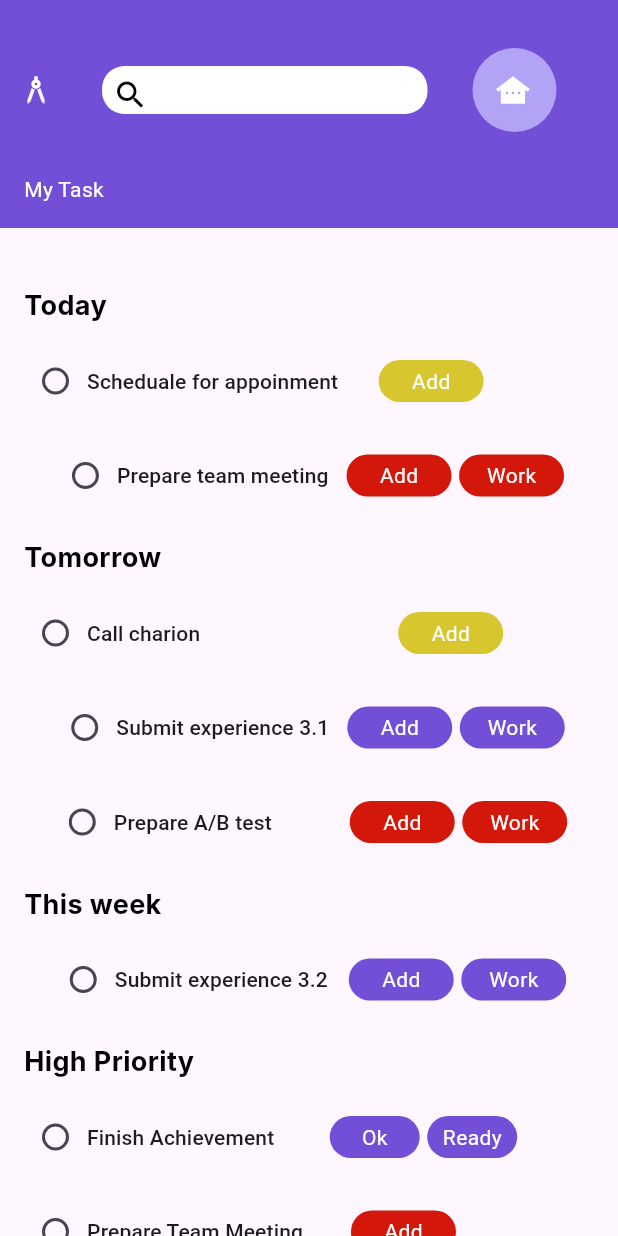
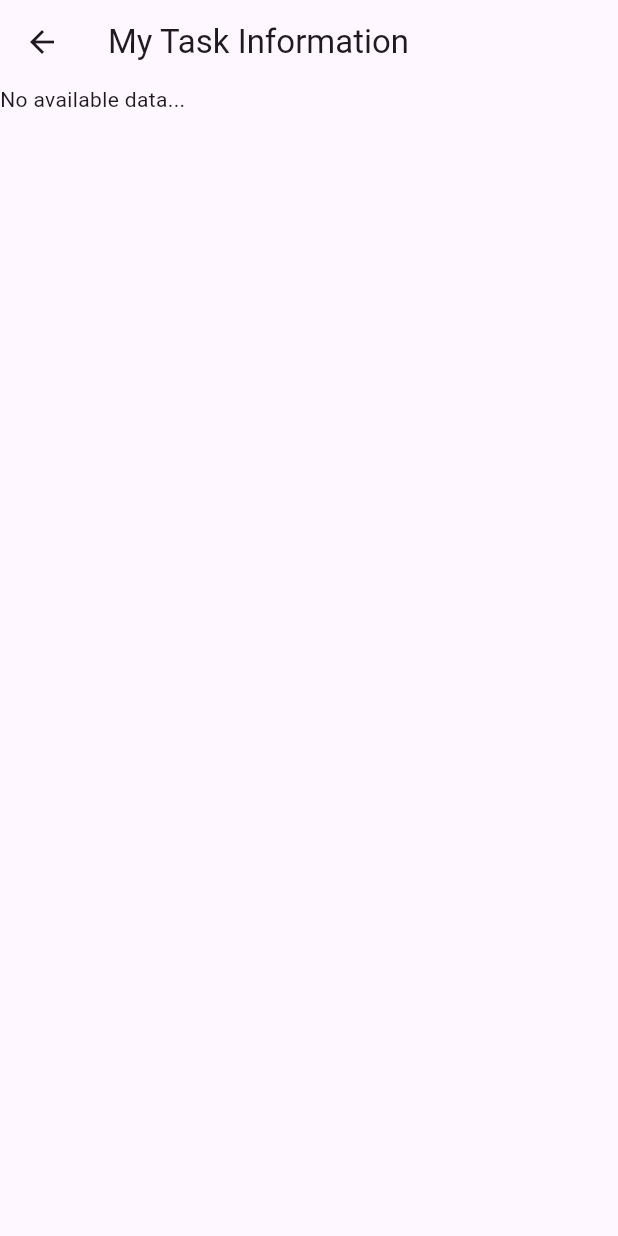
Before and after one commit to shraddhagaudani/todo_list_app, a Flutter app: the List_component screen opened directly, after a tap on the "other houses" icon, on a phone screen of 412 x 824 dp. Run offline on Flutter 3.47's test engine with Material 2 defaults, Android fonts, the phone set to English and light mode, and no system bars; our stand-ins replace firebase_auth, firebase_core, get, get_storage, google_sign_in, sqflite; accounts and stored records are empty; Roboto replaces fonts that are missing (Inter).

Commit message:
19/09/23

```diff
--- a/lib/components/list_component.dart
+++ b/lib/components/list_component.dart
@@ -1,4 +1,9 @@
 import 'package:flutter/material.dart';
+import 'package:get/get.dart';
+import 'package:get/get_core/src/get_main.dart';
+import 'package:todo_list_app/controllers/theme_controller.dart';
+import 'package:todo_list_app/helpers/db_helper.dart';
+import 'package:todo_list_app/models/todo_model.dart';
 
 class List_component extends StatefulWidget {
   const List_component({super.key});
@@ -14,6 +19,8 @@ class _List_componentState extends State<List_component> {
   String? highpriority;
   String? mediumpriority;
   GlobalKey<ScaffoldState> scaffoldkey = GlobalKey<ScaffoldState>();
+
+  ThemeController themeController = Get.put(ThemeController());
 
   @override
   Widget build(BuildContext context) {
@@ -84,7 +91,7 @@ class _List_componentState extends State<List_component> {
                           ),
                         ),
                       ),
-                      SizedBox(
+                      const SizedBox(
                         width: 30,
                       ),
                       Container(
@@ -100,7 +107,9 @@ class _List_componentState extends State<List_component> {
                           child: Row(
                             children: [
                               IconButton(
-                                onPressed: () {},
+                                onPressed: () {
+                                  Get.toNamed('/my_taskinformationpage');
+                                },
                                 icon: const Icon(
                                   Icons.other_houses,
                                   color: Colors.white,
@@ -112,14 +121,21 @@ class _List_componentState extends State<List_component> {
                       )
                     ],
                   ),
-                  const Padding(
-                    padding: EdgeInsets.all(16),
+                   Padding(
+                    padding: const EdgeInsets.all(16),
                     child: Row(
                       children: [
-                        Text(
-                          "My Task",
-                          style: TextStyle(color: Colors.white),
-                        )
+                        GestureDetector(
+                          onTap: (){
+                            setState(() {
+
+                            });
+                          },
+                          child: const Text(
+                            "My Task",
+                            style: TextStyle(color: Colors.white),
+                          ),
+                        ),
                       ],
                     ),
                   ),
@@ -133,12 +149,13 @@ class _List_componentState extends State<List_component> {
                   const SizedBox(
                     height: 25,
                   ),
-                  const Row(
+
+                   Row(
                     children: [
                       Text(
                         'Today',
                         style: TextStyle(
-                          color: Colors.black,
+                          color: (themeController.themeModel.isdark)?Colors.white:Colors.black,
                           fontSize: 18,
                           fontFamily: 'Inter',
                           fontWeight: FontWeight.w700,
@@ -236,19 +253,19 @@ class _List_componentState extends State<List_component> {
                   const SizedBox(
                     height: 20,
                   ),
-                  const Row(
+                   Row(
                     children: [
                       Text(
                         'Tomorrow',
                         style: TextStyle(
-                          color: Colors.black,
+                          color: (themeController.themeModel.isdark)?Colors.white:Colors.black,
                           fontSize: 18,
                           fontFamily: 'Inter',
                           fontWeight: FontWeight.w700,
                           height: 0,
                         ),
                       ),
-                      SizedBox(
+                      const SizedBox(
                         height: 15,
                       ),
                     ],
@@ -388,12 +405,12 @@ class _List_componentState extends State<List_component> {
                   const SizedBox(
                     height: 20,
                   ),
-                  const Row(
+                   Row(
                     children: [
                       Text(
                         'This week',
                         style: TextStyle(
-                          color: Colors.black,
+                          color: (themeController.themeModel.isdark)?Colors.white:Colors.black,
                           fontSize: 18,
                           fontFamily: 'Inter',
                           fontWeight: FontWeight.w700,
@@ -457,12 +474,12 @@ class _List_componentState extends State<List_component> {
                   const SizedBox(
                     height: 20,
                   ),
-                  const Row(
+                   Row(
                     children: [
                       Text(
                         'High Priority',
                         style: TextStyle(
-                          color: Colors.black,
+                          color: (themeController.themeModel.isdark)?Colors.white:Colors.black,
                           fontSize: 18,
                           fontFamily: 'Inter',
                           fontWeight: FontWeight.w700,
@@ -584,12 +601,12 @@ class _List_componentState extends State<List_component> {
                   const SizedBox(
                     height: 20,
                   ),
-                  const Row(
+                   Row(
                     children: [
                       Text(
                         'Medium Priority',
                         style: TextStyle(
-                          color: Colors.black,
+                          color: (themeController.themeModel.isdark)?Colors.white:Colors.black,
                           fontSize: 18,
                           fontFamily: 'Inter',
                           fontWeight: FontWeight.w700,
@@ -730,12 +747,12 @@ class _List_componentState extends State<List_component> {
                   const SizedBox(
                     height: 20,
                   ),
-                  const Row(
+                   Row(
                     children: [
                       Text(
                         'Medium Priority',
                         style: TextStyle(
-                          color: Colors.black,
+                          color: (themeController.themeModel.isdark)?Colors.white:Colors.black,
                           fontSize: 18,
                           fontFamily: 'Inter',
                           fontWeight: FontWeight.w700,
@@ -779,6 +796,59 @@ class _List_componentState extends State<List_component> {
                   ),
                 ],
               ),
+            ),
+            const SizedBox(
+              height: 10,
+            ),
+            Padding(
+              padding: const EdgeInsets.all(16),
+              child: ElevatedButton(
+                style: ButtonStyle(
+                  backgroundColor:
+                      MaterialStatePropertyAll(Colors.deepPurple.shade400),
+                ),
+                onPressed: () async{
+                  ListMyTaskModel listMyTaskModel = ListMyTaskModel(
+                      today: today!,
+                      tomorrow: tomorrow!,
+                      thisweek: thisweek!,
+                      highpriority: highpriority!,
+                      mediumpriority: mediumpriority!);
+
+                  int res = await DBHelper.dbHelper
+                      .insertListMyTask(data: listMyTaskModel);
+
+                  if (res >= 1) {
+                    Get.snackbar(
+                      "SUCCESS",
+                      "Project with id: $res inserted successfully...",
+                      backgroundColor: Colors.green,
+                      snackPosition: SnackPosition.BOTTOM,
+                    );
+                  } else {
+                    Get.snackbar(
+                      "FAILURE",
+                      "Project insertion failed...",
+                      backgroundColor: Colors.red,
+                      snackPosition: SnackPosition.BOTTOM,
+                    );
+                  }
+                  setState(() {
+                    today = null;
+                    tomorrow = null;
+                    thisweek = null;
+                    highpriority = null;
+                    mediumpriority = null;
+                  });
+                  // Get.toNamed('/my_taskinformationpage');
+                },
+                child: const Text(
+                  "Submit",
+                  style: TextStyle(
+                    color: Colors.white,
+                  ),
+                ),
+              ),
             )
           ],
         ),
--- a/lib/helpers/db_helper.dart
+++ b/lib/helpers/db_helper.dart
@@ -1,3 +1,4 @@
+import 'package:flutter/cupertino.dart';
 import 'package:path/path.dart';
 import 'package:sqflite/sqflite.dart';
 import 'package:todo_list_app/models/todo_model.dart';
@@ -7,6 +8,7 @@ class DBHelper {
 
   static final DBHelper dbHelper = DBHelper._();
   Database? db;
+
 //for homePage:
   Future initDB() async {
     String dbLocation = await getDatabasesPath();
@@ -18,6 +20,12 @@ class DBHelper {
           "CREATE TABLE IF NOT EXISTS todo(project_id INTEGER PRIMARY KEY AUTOINCREMENT,project_name TEXT NOT NULL,project_labels TEXT NOT NULL,project_status TEXT NOT NULL);";
 
       await db.execute(query);
+
+      //for list_components:
+      String listmytaskquery =
+          "CREATE TABLE IF NOT EXISTS listmytask(mytask_id INTEGER PRIMARY KEY AUTOINCREMENT,to_day TEXT NOT NULL,to_morrow TEXT NOT NULL,this_week TEXT NOT NULL,high_priority TEXT NOT NULL,medium_priority TEXT NOT NULL);";
+
+      await db.execute(listmytaskquery);
     });
   }
 
@@ -45,14 +53,55 @@ class DBHelper {
     return todomodel;
   }
 
- Future<int> deleteProject({required int id})async{
+  Future<int> deleteProject({required int id}) async {
     await initDB();
-  String query =   "DELETE FROM todo WHERE project_id=?";
+    String query = "DELETE FROM todo WHERE project_id=?";
 
-  List args = [id];
+    List args = [id];
 
-  int res = await db!.rawDelete(query,args);
+    int res = await db!.rawDelete(query, args);
 
-  return res;
+    return res;
+  }
+
+  //for list_components:
+  Future<int> insertListMyTask({required ListMyTaskModel data}) async {
+    await initDB();
+
+    String query =
+        "INSERT INTO listmytask(to_day,to_morrow,this_week,high_priority,medium_priority)VALUES(?,?,?,?,?);";
+
+    List args = [
+      data.today,
+      data.tomorrow,
+      data.thisweek,
+      data.highpriority,
+      data.mediumpriority,
+    ];
+
+    int res = await db!.rawInsert(query, args);
+    return res;
+  }
+
+  Future<List<ListMyTaskModel>> fetchListMyTask() async {
+    await initDB();
+
+    String query = "SELECT *FROM listmytask";
+
+    List<Map<String, dynamic>> res = await db!.rawQuery(query);
+
+    List<ListMyTaskModel> listmytaskmodel = await res.map((e) => ListMyTaskModel.fromMap(data: e)).toList();
+
+    return listmytaskmodel;
+  }
+
+ Future<int> deleteListMyTask({required int id})async{
+    await initDB();
+
+   String query =  "DELETE FROM listmytask WHERE mytask_id=?";
+   List args = [id];
+
+   int res = await db!.rawDelete(query,args);
+   return res;
   }
 }
--- a/lib/main.dart
+++ b/lib/main.dart
@@ -8,6 +8,7 @@ import 'package:todo_list_app/views/screens/home_page.dart';
 import 'package:todo_list_app/views/screens/intro_screen.dart';
 import 'package:todo_list_app/views/screens/list_page.dart';
 import 'package:todo_list_app/views/screens/login_page.dart';
+import 'package:todo_list_app/views/screens/my_task_informationpage.dart';
 import 'package:todo_list_app/views/screens/project_information_page.dart';
 import 'package:todo_list_app/views/screens/setting_page.dart';
 import 'package:todo_list_app/views/screens/splash_screen.dart';
@@ -37,6 +38,8 @@ void main() async{
         GetPage(name: '/calender_page', page: () => const Calender_page()),
         GetPage(name: '/setting_page', page: ()=>const Setting_page()),
         GetPage(name: '/project_information_page', page: ()=>const Project_information_page()),
+        GetPage(name: '/my_taskinformationpage', page: ()=>const My_taskinformation_page()),
+
       ],
     ),
   );
--- a/lib/models/todo_model.dart
+++ b/lib/models/todo_model.dart
@@ -42,10 +42,12 @@ class ListMyTaskModel {
 
   factory ListMyTaskModel.fromMap({required Map<String, dynamic> data}) {
     return ListMyTaskModel(
-        today: data['to_day'],
-        tomorrow: data['to_morrow'],
-        thisweek: data['this_week'],
-        highpriority: data['high_priority'],
-        mediumpriority: data['medium_priority']);
+      mytaskid: data['mytask_id'],
+      today: data['to_day'],
+      tomorrow: data['to_morrow'],
+      thisweek: data['this_week'],
+      highpriority: data['high_priority'],
+      mediumpriority: data['medium_priority'],
+    );
   }
 }
--- a/lib/views/screens/home_page.dart
+++ b/lib/views/screens/home_page.dart
@@ -377,14 +377,14 @@ class _Home_pageState extends State<Home_page> {
             if (res >= 1) {
               Get.snackbar(
                 "SUCCESS",
-                "Spending with id: $res inserted successfully...",
+                "Project with id: $res inserted successfully...",
                 backgroundColor: Colors.green,
                 snackPosition: SnackPosition.BOTTOM,
               );
             } else {
               Get.snackbar(
                 "FAILURE",
-                "Spending insertion failed...",
+                "Project insertion failed...",
                 backgroundColor: Colors.red,
                 snackPosition: SnackPosition.BOTTOM,
               );
--- /dev/null
+++ b/lib/views/screens/my_task_informationpage.dart
@@ -0,0 +1,181 @@
+import 'package:flutter/material.dart';
+import 'package:get/get.dart';
+import 'package:get/get_core/src/get_main.dart';
+import 'package:get/get_navigation/src/snackbar/snackbar.dart';
+import 'package:todo_list_app/helpers/db_helper.dart';
+
+import '../../models/todo_model.dart';
+
+class My_taskinformation_page extends StatefulWidget {
+  const My_taskinformation_page({super.key});
+
+  @override
+  State<My_taskinformation_page> createState() =>
+      _My_taskinformation_pageState();
+}
+
+class _My_taskinformation_pageState extends State<My_taskinformation_page> {
+  late Future<List<ListMyTaskModel>> myAlltaskinformation;
+
+  @override
+  void initState() {
+    myAlltaskinformation = DBHelper.dbHelper.fetchListMyTask();
+    super.initState();
+  }
+
+  @override
+  Widget build(BuildContext context) {
+    return Scaffold(
+      appBar: AppBar(
+        title: const Text("My Task Information"),
+      ),
+      body: FutureBuilder(
+          future: myAlltaskinformation,
+          builder: (context, snapshot) {
+            if (snapshot.hasError) {
+              return Text("ERROR:${snapshot.error}");
+            } else if (snapshot.hasData) {
+              List<ListMyTaskModel>? data = snapshot.data;
+              if (data == null || data.isEmpty) {
+                return const Text("No available data...");
+              } else {
+                return ListView.builder(
+                    itemCount: data.length,
+                    itemBuilder: (context, i) {
+                      return Padding(
+                        padding: const EdgeInsets.all(8),
+                        child: Card(
+                          color: Colors.deepPurple.shade100,
+                          child: Container(
+                            padding: const EdgeInsets.all(16),
+                            height: 350,
+                            width: double.infinity,
+                            child: Padding(
+                              padding: const EdgeInsets.all(16),
+                              child: Column(
+                                mainAxisAlignment: MainAxisAlignment.start,
+                                crossAxisAlignment: CrossAxisAlignment.start,
+                                children: [
+                                  const Text(
+                                    "Total:",
+                                    style: TextStyle(
+                                        fontWeight: FontWeight.bold,
+                                        fontSize: 15),
+                                  ),
+                                  Text(data[i].today),
+                                  const SizedBox(
+                                    height: 5,
+                                  ),
+                                  const Text(
+                                    "Tomorrow:",
+                                    style: TextStyle(
+                                        fontWeight: FontWeight.bold,
+                                        fontSize: 15),
+                                  ),
+                                  Text(data[i].tomorrow),
+                                  const SizedBox(
+                                    height: 5,
+                                  ),
+                                  const Text(
+                                    "This Week:",
+                                    style: TextStyle(
+                                        fontWeight: FontWeight.bold,
+                                        fontSize: 15),
+                                  ),
+                                  Text(data[i].thisweek),
+                                  SizedBox(
+                                    height: 5,
+                                  ),
+                                  const Text(
+                                    "High priority:",
+                                    style: TextStyle(
+                                        fontWeight: FontWeight.bold,
+                                        fontSize: 15),
+                                  ),
+                                  Text(data[i].highpriority),
+                                  const SizedBox(
+                                    height: 5,
+                                  ),
+                                  const Text(
+                                    "Medium Priority:",
+                                    style: TextStyle(
+                                        fontWeight: FontWeight.bold,
+                                        fontSize: 15),
+                                  ),
+                                  Text(data[i].mediumpriority),
+                                  const SizedBox(
+                                    height: 5,
+                                  ),
+                                  Row(
+                                    mainAxisAlignment: MainAxisAlignment.end,
+                                    children: [
+                                      IconButton(
+                                          onPressed: () {
+                                            Get.dialog(
+                                              AlertDialog(
+                                                title: const Center(
+                                                  child:
+                                                      Text("Delete Spending"),
+                                                ),
+                                                content: const Text(
+                                                    "Are you sure to delete this spending??"),
+                                                actions: [
+                                                  OutlinedButton(
+                                                    onPressed: () async {
+                                                      Get.back();
+
+                                                      int res = await DBHelper
+                                                          .dbHelper
+                                                          .deleteListMyTask(
+                                                              id: data[i]
+                                                                  .mytaskid!);
+
+                                                      if (res == 1) {
+                                                        setState(() {
+                                                          DBHelper.dbHelper
+                                                              .fetchProject();
+                                                        });
+                                                        Get.snackbar("SUCCESS",
+                                                            "Spending deleted successfully...",
+                                                            snackPosition:
+                                                                SnackPosition
+                                                                    .BOTTOM);
+                                                      } else {
+                                                        Get.snackbar("FAILURE",
+                                                            "Spending deletion failed...",
+                                                            snackPosition:
+                                                                SnackPosition
+                                                                    .BOTTOM);
+                                                      }
+                                                    },
+                                                    child: const Text("Yes"),
+                                                  ),
+                                                  OutlinedButton(
+                                                    onPressed: () async {
+                                                      Get.back();
+                                                    },
+                                                    child: const Text("No"),
+                                                  ),
+                                                ],
+                                              ),
+                                            );
+                                          },
+                                          icon: const Icon(Icons.delete))
+                                    ],
+                                  ),
+                                ],
+                              ),
+                            ),
+                          ),
+                        ),
+                      );
+                    });
+              }
+            }
+            return const Center(
+              child: CircularProgressIndicator(),
+            );
+          }),
+    );
+  }
+}
--- a/lib/views/screens/setting_page.dart
+++ b/lib/views/screens/setting_page.dart
@@ -15,9 +15,11 @@ class Setting_page extends StatefulWidget {
 
 class _Setting_pageState extends State<Setting_page> {
   @override
+
+  @override
   Widget build(BuildContext context) {
+
     User? user = Get.arguments as User?;
-
     ThemeController themeController = Get.put(ThemeController());
     return Scaffold(
       body: Container(
```
